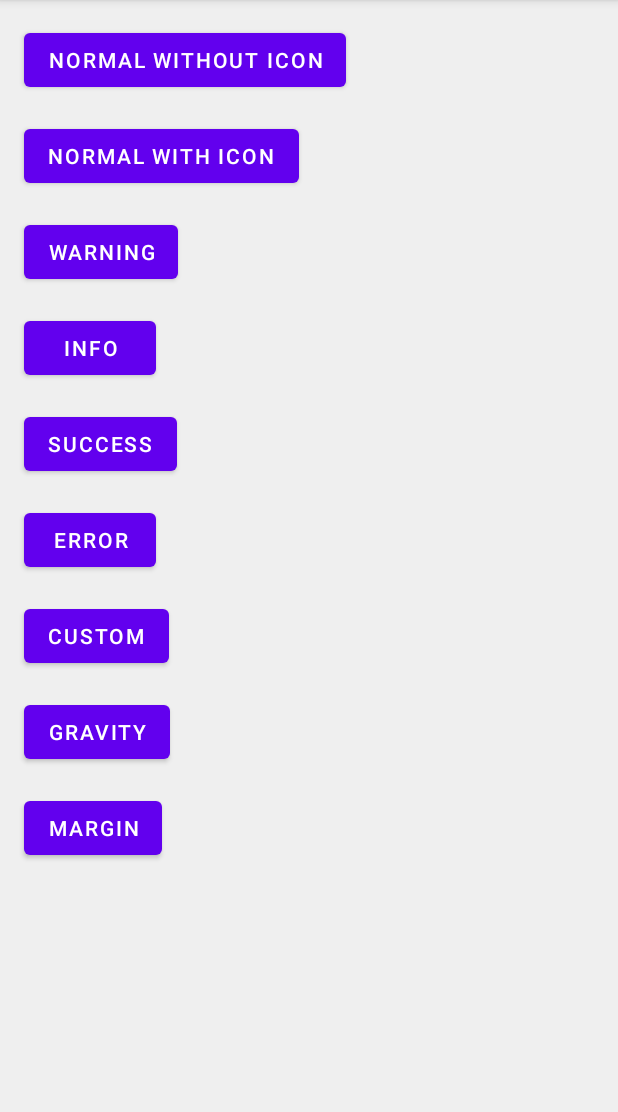
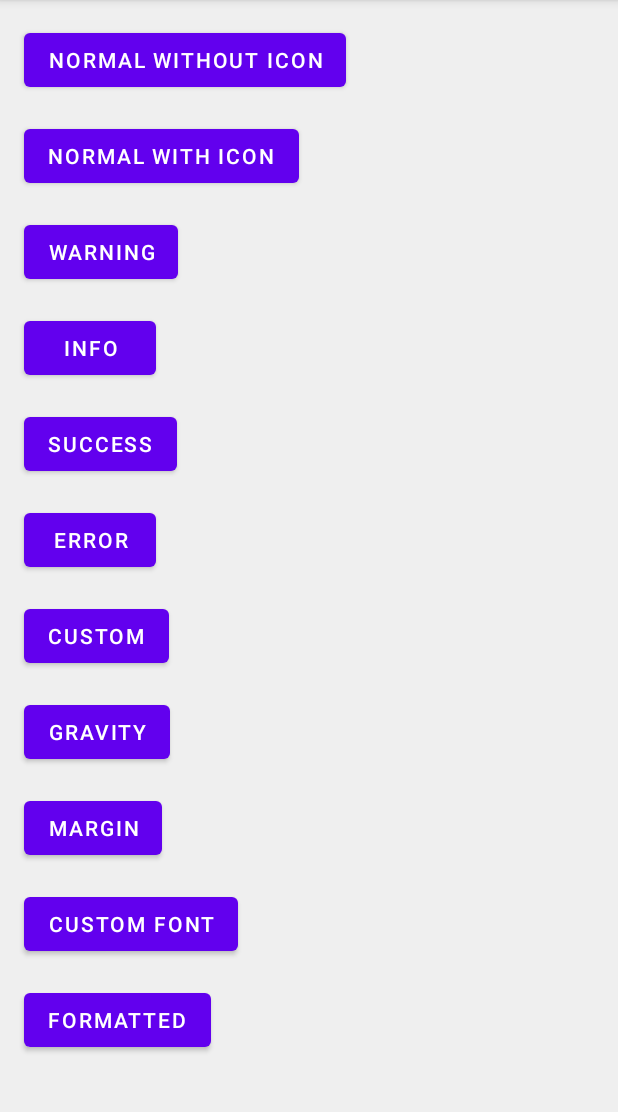
Before and after one commit to invissvenska/Toaster, an Android app: the screen it shows after launch (MainActivity), on a phone screen of 412 x 824 dp, the part 84-1196 px from its top. Run offline under Robolectric (Android 15) with nearby library versions, the phone set to English and light mode, and no system bars.

```diff
--- a/app/build.gradle
+++ b/app/build.gradle
@@ -5,13 +5,13 @@ android {
     buildToolsVersion rootProject.ext.buildToolsVersion
 
     defaultConfig {
-        applicationId "nl.invissvenska.toaster"
+        applicationId 'nl.invissvenska.toaster'
         minSdkVersion rootProject.ext.minSdkVersion
         targetSdkVersion rootProject.ext.targetSdkVersion
         versionCode rootProject.ext.versionCode
         versionName rootProject.ext.versionName
 
-        testInstrumentationRunner "androidx.test.runner.AndroidJUnitRunner"
+        testInstrumentationRunner 'androidx.test.runner.AndroidJUnitRunner'
     }
 
     buildTypes {
@@ -23,7 +23,6 @@ android {
 }
 
 dependencies {
-    implementation fileTree(dir: "libs", include: ["*.jar"])
     implementation "androidx.appcompat:appcompat:$supportLibVersion"
     implementation 'com.google.android.material:material:1.1.0'
     implementation 'androidx.constraintlayout:constraintlayout:1.1.3'
--- a/app/src/main/AndroidManifest.xml
+++ b/app/src/main/AndroidManifest.xml
@@ -1,6 +1,6 @@
 <?xml version="1.0" encoding="utf-8"?>
 <manifest xmlns:android="http://schemas.android.com/apk/res/android"
-    package="nl.invissvenska.toaster">
+    package="nl.invissvenska.toaster.sample">
 
     <application
         android:allowBackup="true"
--- /dev/null
+++ b/app/src/main/res/drawable/ic_laptop_24.xml
@@ -0,0 +1,10 @@
+<vector xmlns:android="http://schemas.android.com/apk/res/android"
+    android:width="24dp"
+    android:height="24dp"
+    android:viewportWidth="24"
+    android:viewportHeight="24"
+    android:tint="?attr/colorControlNormal">
+  <path
+      android:fillColor="@android:color/white"
+      android:pathData="M20,18c1.1,0 1.99,-0.9 1.99,-2L22,5c0,-1.1 -0.9,-2 -2,-2L4,3c-1.1,0 -2,0.9 -2,2v11c0,1.1 0.9,2 2,2L0,18c0,1.1 0.9,2 2,2h20c1.1,0 2,-0.9 2,-2h-4zM4,5h16v11L4,16L4,5zM12,19c-0.55,0 -1,-0.45 -1,-1s0.45,-1 1,-1 1,0.45 1,1 -0.45,1 -1,1z"/>
+</vector>
--- a/app/src/main/res/layout/content_main.xml
+++ b/app/src/main/res/layout/content_main.xml
@@ -100,6 +100,24 @@
                 android:layout_marginEnd="@dimen/btn_margin"
                 android:text="@string/margin_button" />
 
+            <com.google.android.material.button.MaterialButton
+                android:id="@+id/buttonCustomFont"
+                android:layout_width="wrap_content"
+                android:layout_height="wrap_content"
+                android:layout_marginStart="@dimen/btn_margin"
+                android:layout_marginTop="@dimen/btn_margin"
+                android:layout_marginEnd="@dimen/btn_margin"
+                android:text="@string/custom_font_button" />
+
+            <com.google.android.material.button.MaterialButton
+                android:id="@+id/buttonFormatted"
+                android:layout_width="wrap_content"
+                android:layout_height="wrap_content"
+                android:layout_marginStart="@dimen/btn_margin"
+                android:layout_marginTop="@dimen/btn_margin"
+                android:layout_marginEnd="@dimen/btn_margin"
+                android:text="@string/formatted_button" />
+
         </LinearLayout>
     </ScrollView>
 
--- a/app/src/main/res/values/colors.xml
+++ b/app/src/main/res/values/colors.xml
@@ -5,4 +5,5 @@
     <color name="colorAccent">#03DAC5</color>
     <color name="colorToastCustom">#9C27B0</color>
     <color name="colorToastCustom2">#FF5609</color>
+    <color name="colorFont">#14C300</color>
 </resources>
--- a/app/src/main/res/values/strings.xml
+++ b/app/src/main/res/values/strings.xml
@@ -18,4 +18,7 @@
     <string name="gravity_toast">Floating in different gravity</string>
     <string name="margin_button">Margin</string>
     <string name="margin_toast">Toast with some margin</string>
+    <string name="custom_font_button">Custom font</string>
+    <string name="custom_font_toast">Custom font toast</string>
+    <string name="formatted_button">Formatted</string>
 </resources>
--- a/toaster/build.gradle
+++ b/toaster/build.gradle
@@ -13,7 +13,7 @@ android {
         versionCode rootProject.ext.versionCode
         versionName rootProject.ext.versionName
 
-        testInstrumentationRunner "android.support.test.runner.AndroidJUnitRunner"
+        testInstrumentationRunner 'android.support.test.runner.AndroidJUnitRunner'
 
     }
     buildTypes {
@@ -25,6 +25,5 @@ android {
 }
 
 dependencies {
-    implementation fileTree(dir: 'libs', include: ['*.jar'])
     implementation "androidx.appcompat:appcompat:$supportLibVersion"
 }
```
Also changed, not shown: app/src/main/java/nl/invissvenska/toaster/MainActivity.java (deleted, +0 -89 lines), app/src/main/java/nl/invissvenska/toaster/sample/MainActivity.java (added, +136 -0 lines), build.gradle (+7 -7 lines), app/src/main/assets/DisplayOTF.otf (added), 5 other files.
